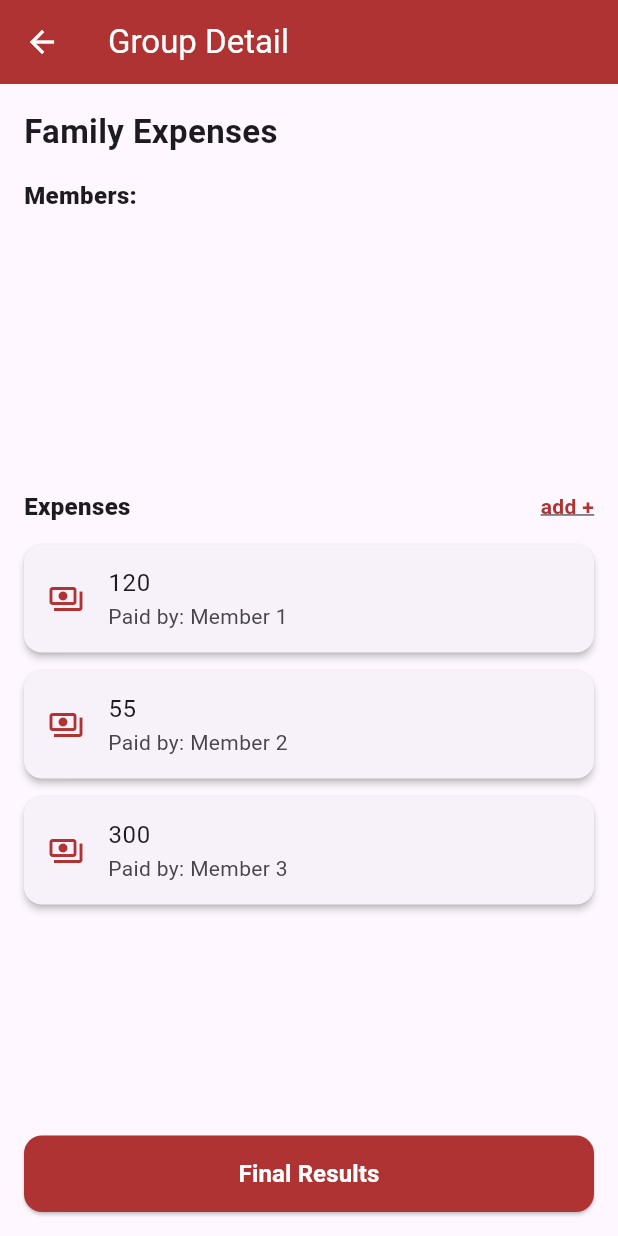
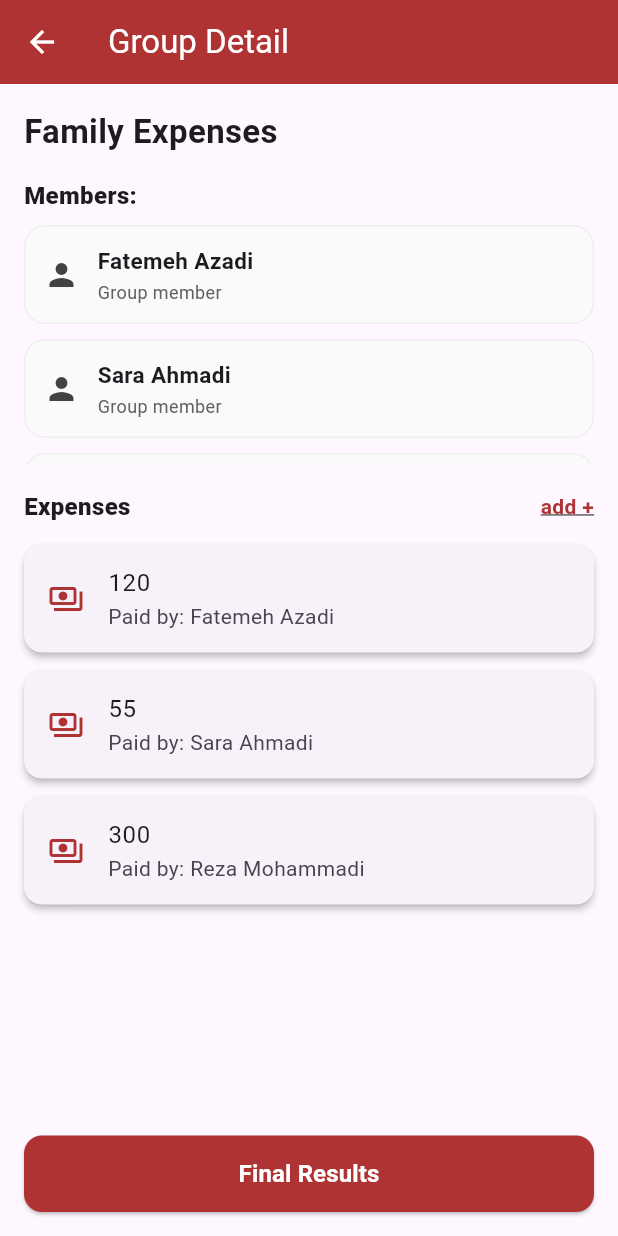
Before and after one commit to Asadipour84/AdvancedProgramming-Project-Flutter, a Flutter app: the MyGroupsPage screen opened directly, after a tap on "Family Expenses", on a phone screen of 412 x 824 dp. Run offline on Flutter 3.47's test engine with Material 3 defaults, Android fonts, the phone set to English and light mode, and no system bars; our stand-ins replace image_picker, pdf, share_plus.

Commit message:
refactor: group detail members

```diff
--- a/lib/Groups_Services.dart
+++ b/lib/Groups_Services.dart
@@ -2,6 +2,8 @@ import 'dart:math';
 import 'Groups.dart';
 
 class GroupService {
+  static final Random _rand = Random();
+
   static final List<String> _groupNames = [
     'Water & Electricity Bills',
     'Gas Payment Group',
@@ -12,15 +14,33 @@ class GroupService {
     'Internet & Phone Bills',
   ];
 
+  static final List<String> _membersPool = [
+    'Ali Rezaei',
+    'Sara Ahmadi',
+    'Mohammad Karimi',
+    'Neda Hosseini',
+    'Reza Mohammadi',
+    'Fatemeh Azadi',
+    'Amir Jalali',
+    'Maryam Tavakoli',
+    'Hossein Ghasemi',
+    'Elham Ebrahimi',
+  ];
+
   static List<Groups> generateRandomGroups() {
-    final rand = Random();
-    final count = rand.nextInt(3) + 3;
+    final int groupCount = _rand.nextInt(3) + 3; // 3–5 groups
+    final shuffledGroups = List<String>.from(_groupNames)..shuffle();
 
-    final shuffled = List<String>.from(_groupNames)..shuffle();
+    return List.generate(groupCount, (index) {
+      // 👇 generate members HERE, alongside the group
+      final int memberCount = _rand.nextInt(4) + 2; // 2–5 members
+      final shuffledMembers = List<String>.from(_membersPool)..shuffle();
+      final members = shuffledMembers.take(memberCount).toList();
 
-    return List.generate(
-      count,
-      (index) => Groups(name: shuffled[index]),
-    );
+      return Groups(
+        name: shuffledGroups[index],
+        members: members,
+      );
+    });
   }
 }
```
Also changed, not shown: lib/main.dart (+0 -10 lines).
